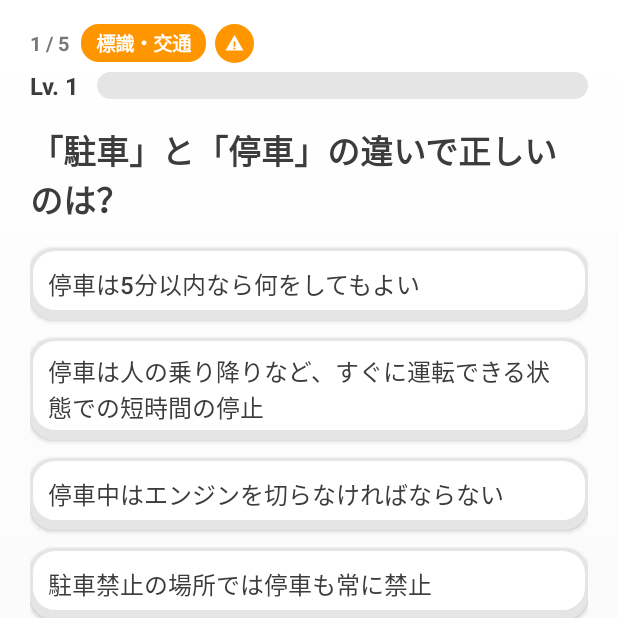
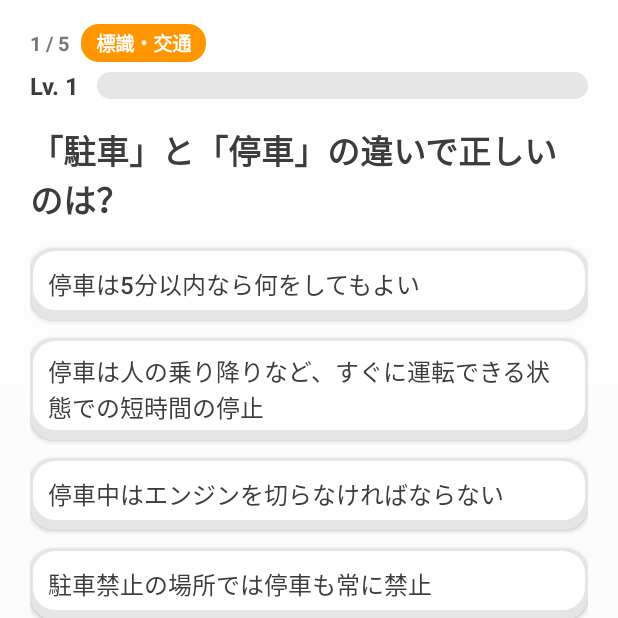
Before and after one commit to TaigaShinohara/otona-level-100, an Android app: the screen it shows after launch (MainActivity), after a tap on "今日の5問をはじめる", on a phone screen of 412 x 824 dp, the top half of it. Run offline under Robolectric (Android 15) with nearby library versions, the phone set to English and light mode, and no system bars.

Commit message:
v0.11.0: UX審査（第3回）の推奨6件＋任意3件を解消
・UX3-04 レベルバーの塗りを全画面で金に統一（ART_DIRECTION v2.1準拠）
・UX3-01 カテゴリ率の三重表示を解消（大きな%を撤去）
・UX3-02 カード形式で見出し側の問題文・図形の二重表示を解消
・UX3-03 問題ヘッダーのカテゴリ表示をピル1形式に
・UX3-05 復習の仕組み説明は初回のみ、以後はトグルの後出し
・UX3-06 ホームにカテゴリ偏りの小ドット＋ミニバーを追加（設計_v1.2 §1）
・UX3-08 レベルアップ時の Lv・称号の二重ラベル解消
・UX3-10 カテゴリ画面フッターの文言を実体（回答回数）に修正
・UX3-11 フクロウに淡い輪郭線を追加（紺カードでシルエットが読める）
審査記録 docs/UX_REVIEW_v0-10-0.md に解消記録を追記。全20件テスト合格

```diff
--- a/app/build.gradle.kts
+++ b/app/build.gradle.kts
@@ -26,8 +26,8 @@ android {
         applicationId = "com.taigashinohara.otonalevel100"
         minSdk = 26
         targetSdk = 35
-        versionCode = 14
-        versionName = "0.10.0"
+        versionCode = 15
+        versionName = "0.11.0"
     }
 
     signingConfigs {
--- a/app/src/main/java/com/taigashinohara/otonalevel100/Art.kt
+++ b/app/src/main/java/com/taigashinohara/otonalevel100/Art.kt
@@ -24,6 +24,7 @@ import kotlin.random.Random
 // pair (mascot body/wings), ORANGE holds the gold (beak/feet, confetti).
 private val GREEN = Color.rgb(0x22, 0x35, 0x5E)
 private val GREEN_DARK = Color.rgb(0x18, 0x27, 0x47)
+private val OUTLINE = Color.rgb(0x93, 0xA9, 0xD1) // pale steel: mascot silhouette on the midnight card (UX3-11)
 private val ORANGE = Color.rgb(0xC9, 0xA8, 0x6A)
 private val YELLOW = Color.rgb(0xFF, 0xC8, 0x00)
 private val BLUE = Color.rgb(0x1C, 0xB0, 0xF6)
@@ -66,6 +67,13 @@ class MascotView(context: Context) : View(context) {
         // Body
         p.color = GREEN
         canvas.drawCircle(cx, bodyCy, bodyR, p)
+        // Silhouette outline (UX3-11): the body shares the header card's
+        // midnight, so without this ring only the belly and eyes would read.
+        p.style = Paint.Style.STROKE
+        p.strokeWidth = bodyR * 0.09f
+        p.color = OUTLINE
+        canvas.drawCircle(cx, bodyCy, bodyR - p.strokeWidth / 2f, p)
+        p.style = Paint.Style.FILL
         // Belly
         p.color = Color.rgb(0xF5, 0xED, 0xD8)
         canvas.drawOval(RectF(cx - bodyR * 0.52f, bodyCy + bodyR * 0.18f, cx + bodyR * 0.52f, bodyCy + bodyR * 0.98f), p)
--- a/app/src/main/java/com/taigashinohara/otonalevel100/MainActivity.kt
+++ b/app/src/main/java/com/taigashinohara/otonalevel100/MainActivity.kt
@@ -22,7 +22,19 @@ import android.widget.TextView
 import kotlin.random.Random
 
 /**
- * Otona Level 100 v0.10.0.
+ * Otona Level 100 v0.11.0.
+ * v0.11.0: UX review round 3 fixes (docs/UX_REVIEW_v0-10-0.md; verdict was
+ * pass with recommendations). All six recommendations resolved: level-bar
+ * fill is gold on every screen (UX3-04), card questions no longer repeat
+ * their prompt/figure above the card (UX3-02), the question header states
+ * the category once (UX3-03), the category rate is the bar plus exact
+ * counts only (UX3-01), the review mechanics text shows in full once and
+ * then behind a toggle (UX3-05), and Home gains the small category-balance
+ * dots + mini bars the design specifies (UX3-06). Plus three light
+ * optionals: no duplicated Lv/title line on a level-up result (UX3-08),
+ * the categories footer wording matches what is counted (UX3-10), and the
+ * mascot gets a pale outline so its silhouette reads on the midnight
+ * card (UX3-11).
  * v0.10.0: recolour to Midnight + Gold (ART_DIRECTION v2.1, user picked
  * proposal A2 on 2026-11-25). Brand green/blue/yellow replaced by midnight
  * navy #22355E / deep shade #182747 / gold #C9A86A; correct-feedback green
@@ -361,8 +373,10 @@ class MainActivity : Activity() {
 
     // ---------- Level bar: grey track, flat vivid fill, thick and rounded ----------
     private inner class LevelBar(
-        fillTop: Int = pal.green,
-        fillBottom: Int = pal.green,
+        // Gold is the progress fill on every screen (ART_DIRECTION v2.1;
+        // UX3-04: the question/result bars used to fall back to midnight).
+        fillTop: Int = pal.yellow,
+        fillBottom: Int = pal.yellow,
         trackColor: Int = pal.track
     ) {
         val root = FrameLayout(this@MainActivity).apply {
@@ -479,6 +493,50 @@ class MainActivity : Activity() {
             col.addView(start, lp)
             if (doneToday) col.addView(label("今日の分は完了しています。おかわりは自由です", sizeSmall, grey))
         }
+        // Category balance (design v1.2 §1, UX3-06): tiny dots + mini bars
+        // only — a quiet read on where you stand, never competing with the
+        // level number above. Detail lives on the Categories tab.
+        val statesH = store.allStates()
+        val balRow = LinearLayout(this).apply {
+            orientation = LinearLayout.HORIZONTAL
+            gravity = Gravity.CENTER
+        }
+        val balSummary = StringBuilder("カテゴリ別の卒業割合。")
+        Questions.categories.forEachIndexed { idx, cat ->
+            val qs = Questions.all.filter { it.category == cat }
+            val grad = qs.count { q -> statesH[q.id]?.let { ReviewLogic.isGraduated(it) } == true }
+            val rate = if (qs.isEmpty()) 0 else grad * 100 / qs.size
+            balSummary.append("${cat.substringBefore("・")} ${rate}パーセント。")
+            val accent = pal.categoryColors[idx % pal.categoryColors.size]
+            val cell = LinearLayout(this).apply {
+                orientation = LinearLayout.VERTICAL
+                gravity = Gravity.CENTER_HORIZONTAL
+            }
+            val dot = View(this).apply { background = circleDrawable(accent) }
+            cell.addView(dot, LinearLayout.LayoutParams(dp(10), dp(10)))
+            val nameLp = LinearLayout.LayoutParams(ViewGroup.LayoutParams.WRAP_CONTENT, ViewGroup.LayoutParams.WRAP_CONTENT)
+            nameLp.topMargin = dp(3)
+            cell.addView(label(cat.substringBefore("・"), sizeSmall, grey), nameLp)
+            val track = FrameLayout(this).apply {
+                background = GradientDrawable().apply {
+                    cornerRadius = dp(3).toFloat(); setColor(pal.track)
+                }
+            }
+            val fill = View(this).apply {
+                background = GradientDrawable().apply {
+                    cornerRadius = dp(3).toFloat(); setColor(accent)
+                }
+            }
+            track.addView(fill, FrameLayout.LayoutParams(dp(40) * rate / 100, dp(6)))
+            val tLp = LinearLayout.LayoutParams(dp(40), dp(6))
+            tLp.topMargin = dp(3)
+            cell.addView(track, tLp)
+            balRow.addView(cell, LinearLayout.LayoutParams(0, ViewGroup.LayoutParams.WRAP_CONTENT, 1f))
+        }
+        balRow.contentDescription = balSummary.toString()
+        val balLp = LinearLayout.LayoutParams(ViewGroup.LayoutParams.MATCH_PARENT, ViewGroup.LayoutParams.WRAP_CONTENT)
+        balLp.topMargin = dp(20)
+        col.addView(balRow, balLp)
         col.addView(label("1セット5問・約1分。レベルは下がりません", sizeSmall, grey))
         return ScrollView(this).apply { addView(col) }
     }
@@ -672,16 +730,9 @@ class MainActivity : Activity() {
         val pillLp = LinearLayout.LayoutParams(ViewGroup.LayoutParams.WRAP_CONTENT, ViewGroup.LayoutParams.WRAP_CONTENT)
         pillLp.leftMargin = dp(8)
         headerRow.addView(catPill, pillLp)
-        // Small category pictogram next to the pill (v0.5.0).
-        val catIcon = android.widget.ImageView(this).apply {
-            background = circleDrawable(catColor)
-            setImageDrawable(CategoryIconDrawable(catIdx, catColor))
-            setPadding(dp(5), dp(5), dp(5), dp(5))
-            contentDescription = q.category
-        }
-        val iconLp = LinearLayout.LayoutParams(dp(26), dp(26))
-        iconLp.leftMargin = dp(6)
-        headerRow.addView(catIcon, iconLp)
+        // UX3-03: the category is stated once, by the pill. The pictogram
+        // disc that used to sit next to it only repeated the same category;
+        // the pictograms live on as the canonical icons on the Categories tab.
         rootCol.addView(headerRow)
 
         val barRow = LinearLayout(this).apply { orientation = LinearLayout.HORIZONTAL; gravity = Gravity.CENTER_VERTICAL }
@@ -698,8 +749,10 @@ class MainActivity : Activity() {
             orientation = LinearLayout.VERTICAL
             setPadding(0, dp(8), 0, dp(8))
         }
-        if (q.figure.isNotEmpty()) {
+        if (q.type != QType.CARD && q.figure.isNotEmpty()) {
             // Figure question (v0.7.0): the sign is drawn in code above the prompt.
+            // UX3-02: card questions carry their prompt (and figure) on the
+            // card face itself, so the header copy is quiz-only.
             val figRow = LinearLayout(this).apply {
                 orientation = LinearLayout.HORIZONTAL
                 gravity = Gravity.CENTER
@@ -709,7 +762,9 @@ class MainActivity : Activity() {
             figLp.bottomMargin = dp(6)
             scrollCol.addView(figRow, figLp)
         }
-        scrollCol.addView(label(q.prompt, sizeHead, navy, bold = true))
+        if (q.type != QType.CARD) {
+            scrollCol.addView(label(q.prompt, sizeHead, navy, bold = true))
+        }
 
         val feedback = LinearLayout(this).apply {
             orientation = LinearLayout.VERTICAL
@@ -998,7 +1053,11 @@ class MainActivity : Activity() {
         starLp.topMargin = dp(6); starLp.bottomMargin = dp(2)
         panel.addView(starRow, starLp)
         panel.addView(label("+${sXp} XP", sizeBody, navy, bold = true))
-        panel.addView(label("Lv. $newLevel ・ ${LevelSystem.titleForLevel(newLevel)}", sizeBody, navy, bold = true))
+        // UX3-08: on a level-up the gold pill above already carries
+        // "Lv. N ・ title", so the plain label only appears otherwise.
+        if (!leveledUp) {
+            panel.addView(label("Lv. $newLevel ・ ${LevelSystem.titleForLevel(newLevel)}", sizeBody, navy, bold = true))
+        }
         val bar = LevelBar()
         bar.describe("レベル$newLevel。次のレベルまであと約${approxQuestionsLeft(store.xp)}問")
         panel.addView(bar.root)
@@ -1055,7 +1114,23 @@ class MainActivity : Activity() {
         val cLp = LinearLayout.LayoutParams(ViewGroup.LayoutParams.MATCH_PARENT, ViewGroup.LayoutParams.WRAP_CONTENT)
         cLp.topMargin = dp(8); cLp.bottomMargin = dp(4)
         col.addView(chipRow, cLp)
-        col.addView(label("間隔は 1日 → 3日 → 7日 → 21日。3回連続正解で卒業です", sizeSmall, grey))
+        // How review works (UX3-05): in full on the first visit only; after
+        // that it sits behind a one-tap toggle instead of standing text.
+        val intro = label("間隔は 1日 → 3日 → 7日 → 21日。3回連続正解で卒業です", sizeSmall, grey)
+        if (!store.reviewIntroSeen) {
+            col.addView(intro)
+            store.reviewIntroSeen = true
+        } else {
+            intro.visibility = View.GONE
+            val toggle = label("仕組みについて", sizeSmall, grey).apply {
+                setPadding(0, dp(4), 0, dp(4))
+                setOnClickListener {
+                    intro.visibility = if (intro.visibility == View.VISIBLE) View.GONE else View.VISIBLE
+                }
+            }
+            col.addView(toggle)
+            col.addView(intro)
+        }
         if (due.isNotEmpty()) {
             val b = primaryButton("今日の復習をはじめる（${minOf(due.size, 5)}問）") { startSession(2) }
             val lp = LinearLayout.LayoutParams(ViewGroup.LayoutParams.MATCH_PARENT, dp(50))
@@ -1111,8 +1186,9 @@ class MainActivity : Activity() {
                 setPadding(dp(12), 0, 0, 0)
             }
             inner.addView(label(cat, sizeBody, navy, bold = true))
-            // Completion rate = graduated share (v0.6.0, user's request). The
-            // bar and the big % both show it; the solved count stays as a sub-line.
+            // Completion rate = graduated share (v0.6.0, user's request).
+            // UX3-01: the bar is the one expression of the rate; the counts
+            // below carry the exact numbers. (The big % numeral was removed.)
             val rate = if (qs.isEmpty()) 0 else graduated * 100 / qs.size
             val mini = LevelBar(accent, accent)
             mini.describe("$cat。コンプリート率 ${rate}パーセント。卒業 ${graduated}問 / 全 ${qs.size}問。解いた ${touched}問")
@@ -1120,20 +1196,18 @@ class MainActivity : Activity() {
             inner.addView(mini.root)
             inner.addView(label("卒業 ${graduated}/${qs.size}問 ・ 解いた ${touched}問", sizeSmall, grey))
             box.addView(inner, LinearLayout.LayoutParams(0, ViewGroup.LayoutParams.WRAP_CONTENT, 1f))
-            // Right side: the big completion % and a "挑戦" pill. The whole box
-            // is the tap target for the genre challenge.
+            // Right side: just the "挑戦" pill (UX3-01 removed the big %).
+            // The whole box is the tap target for the genre challenge.
             val right = LinearLayout(this).apply {
                 orientation = LinearLayout.VERTICAL
                 gravity = Gravity.CENTER_HORIZONTAL
                 setPadding(dp(10), 0, 0, 0)
             }
-            right.addView(label("$rate%", sizeHead, accent, bold = true))
             val goPill = label("挑戦", sizeSmall, Color.WHITE, bold = true).apply {
                 background = accentDrawable(dp(12).toFloat(), pal.green)
                 setPadding(dp(12), dp(4), dp(12), dp(4))
             }
             val goLp = LinearLayout.LayoutParams(ViewGroup.LayoutParams.WRAP_CONTENT, ViewGroup.LayoutParams.WRAP_CONTENT)
-            goLp.topMargin = dp(6)
             right.addView(goPill, goLp)
             box.addView(right)
             box.isClickable = true
@@ -1144,7 +1218,9 @@ class MainActivity : Activity() {
             col.addView(box, lp)
         }
         val totalGraduated = states.values.count { ReviewLogic.isGraduated(it) }
-        col.addView(label("これまで解いた問題 ${store.totalAnswered} ・ 卒業 ${totalGraduated}問", sizeSmall, grey))
+        // UX3-10: totalAnswered counts every answer (repeats included), so
+        // the wording says 回答回数, not 解いた問題数.
+        col.addView(label("回答は通算 ${store.totalAnswered} 回 ・ 卒業は合計 ${totalGraduated} 問", sizeSmall, grey))
         return ScrollView(this).apply { addView(col) }
     }
 
--- a/app/src/main/java/com/taigashinohara/otonalevel100/ProgressStore.kt
+++ b/app/src/main/java/com/taigashinohara/otonalevel100/ProgressStore.kt
@@ -28,6 +28,11 @@ class ProgressStore(context: Context) {
     var lastDailyDay: Long
         get() = prefs.getLong("last_daily_day", -1L)
         set(v) = prefs.edit().putLong("last_daily_day", v).apply()
+
+    /** Whether the review-mechanics intro has been shown in full (UX3-05). */
+    var reviewIntroSeen: Boolean
+        get() = prefs.getBoolean("review_intro_seen", false)
+        set(v) = prefs.edit().putBoolean("review_intro_seen", v).apply()
 
     fun stateFor(id: String): ReviewLogic.State? {
         val raw = prefs.getString("q_$id", null) ?: return null
```
Also changed, not shown: 2 other files.
